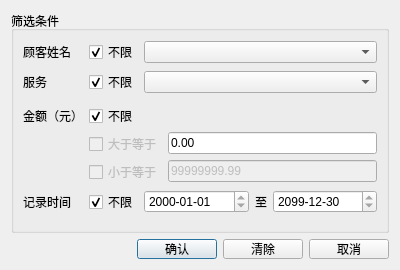
The window that searchcomsumption.ui (rainlowing/QtCustomerManagementSystem) describes before a commit, drawn with Qt 5.
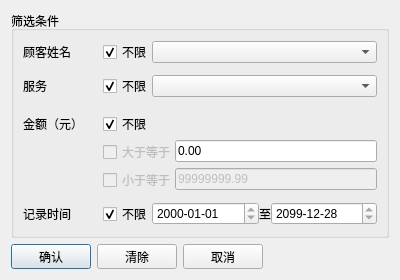
The same window after the commit.

What changed in the file:
```diff
--- a/searchcomsumption.ui
+++ b/searchcomsumption.ui
@@ -7,7 +7,7 @@
     <x>0</x>
     <y>0</y>
     <width>400</width>
-    <height>270</height>
+    <height>280</height>
    </rect>
   </property>
   <property name="sizePolicy">
@@ -19,13 +19,13 @@
   <property name="minimumSize">
    <size>
     <width>400</width>
-    <height>270</height>
+    <height>280</height>
    </size>
   </property>
   <property name="maximumSize">
    <size>
     <width>16777215</width>
-    <height>270</height>
+    <height>280</height>
    </size>
   </property>
   <property name="windowTitle">
@@ -44,6 +44,12 @@
       <string>筛选条件</string>
      </property>
      <layout class="QFormLayout" name="formLayout">
+      <property name="horizontalSpacing">
+       <number>20</number>
+      </property>
+      <property name="verticalSpacing">
+       <number>10</number>
+      </property>
       <item row="0" column="0">
        <widget class="QLabel" name="label_3">
         <property name="text">
@@ -123,7 +129,7 @@
           </property>
          </widget>
         </item>
-        <item row="4" column="0">
+        <item row="2" column="0">
          <widget class="QCheckBox" name="lessCheck">
           <property name="enabled">
            <bool>false</bool>
@@ -136,7 +142,7 @@
           </property>
          </widget>
         </item>
-        <item row="4" column="1">
+        <item row="2" column="1">
          <widget class="QLineEdit" name="lessEdit">
           <property name="enabled">
            <bool>false</bool>
@@ -257,7 +263,7 @@
             <second>0</second>
             <year>2099</year>
             <month>12</month>
-            <day>30</day>
+            <day>28</day>
            </datetime>
           </property>
           <property name="maximumDate">
@@ -316,19 +322,6 @@
      <property name="sizeConstraint">
       <enum>QLayout::SizeConstraint::SetDefaultConstraint</enum>
      </property>
-     <item>
-      <spacer name="horizontalSpacer">
-       <property name="orientation">
-        <enum>Qt::Orientation::Horizontal</enum>
-       </property>
-       <property name="sizeHint" stdset="0">
-        <size>
-         <width>40</width>
-         <height>20</height>
-        </size>
-       </property>
-      </spacer>
-     </item>
      <item>
       <widget class="QPushButton" name="btnConfirm">
        <property name="sizePolicy">
@@ -340,13 +333,13 @@
        <property name="minimumSize">
         <size>
          <width>80</width>
-         <height>0</height>
+         <height>25</height>
         </size>
        </property>
        <property name="maximumSize">
         <size>
          <width>80</width>
-         <height>20</height>
+         <height>25</height>
         </size>
        </property>
        <property name="text">
@@ -365,13 +358,13 @@
        <property name="minimumSize">
         <size>
          <width>80</width>
-         <height>0</height>
+         <height>25</height>
         </size>
        </property>
        <property name="maximumSize">
         <size>
          <width>80</width>
-         <height>20</height>
+         <height>25</height>
         </size>
        </property>
        <property name="text">
@@ -390,13 +383,13 @@
        <property name="minimumSize">
         <size>
          <width>80</width>
-         <height>0</height>
+         <height>25</height>
         </size>
        </property>
        <property name="maximumSize">
         <size>
          <width>80</width>
-         <height>20</height>
+         <height>25</height>
         </size>
        </property>
        <property name="text">
@@ -404,6 +397,19 @@
        </property>
       </widget>
      </item>
+     <item>
+      <spacer name="horizontalSpacer">
+       <property name="orientation">
+        <enum>Qt::Orientation::Horizontal</enum>
+       </property>
+       <property name="sizeHint" stdset="0">
+        <size>
+         <width>40</width>
+         <height>20</height>
+        </size>
+       </property>
+      </spacer>
+     </item>
     </layout>
    </item>
   </layout>
```
Left out of the diff: 20 changed lines with no effect on the pictures.
